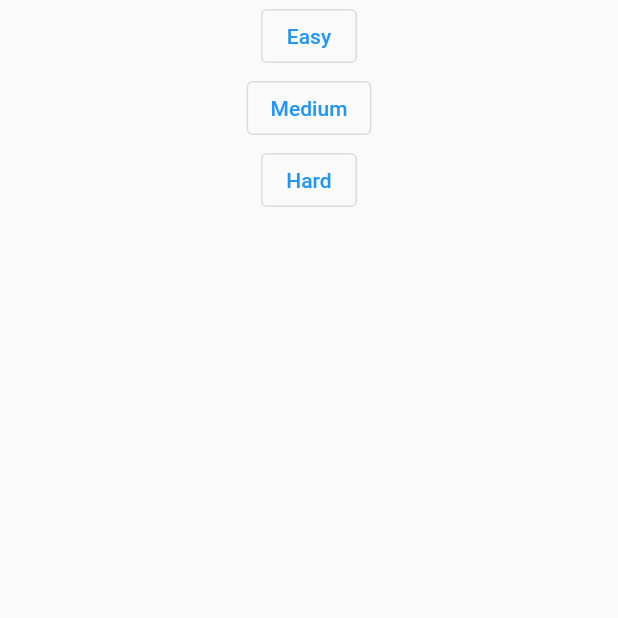
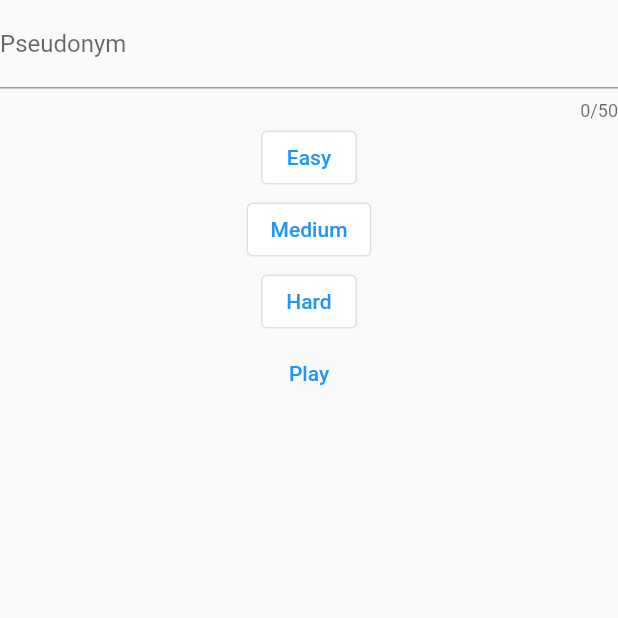
Before and after one commit to flutter-preview/dvquentincarrel-flutter_info1, a Flutter app: the screen it shows after launch, on a phone screen of 412 x 824 dp, the top half of it. Run offline on Flutter 3.47's test engine with Material 2 defaults, Android fonts, the phone set to English and light mode, and no system bars.

Commit message:
To rollback, formulaire almost done, gotta fix color on chosen button on home screen

```diff
--- a/lib/home_page.dart
+++ b/lib/home_page.dart
@@ -1,34 +1,78 @@
 import 'package:flutter/material.dart';
 
-class HomeScreen extends StatelessWidget {
+// Make stateful
 
+class HomeScreen extends StatefulWidget {
     final Function(int size, int nbMines) gotoGrid;
+    final Function(String newName) changeName;
+    final String currentName;
+    final ctrl = TextEditingController();
 
-    const HomeScreen({
+    HomeScreen({
       super.key,
       required this.gotoGrid,
+      required this.changeName,
+      required this.currentName,
     });
 
   @override
+  State<HomeScreen> createState() {
+    return _HomeScreen();
+  }
+
+}
+
+class _HomeScreen extends State<HomeScreen> {
+
+    final List<List<dynamic>> options = [
+      ["Easy", 7, 6],
+      ["Medium", 15, 45],
+      ["Hard", 35, 300],
+    ];
+    int chosenOpt = -1;
+
+
+    @override
     Widget build(BuildContext context) {
+      widget.ctrl.text = widget.currentName;
+
       return Center(
         child: Column(
           children: [
-                    OutlinedButton(
-                        onPressed: () => gotoGrid(7, 6),
-                        child: const Text("Easy")
+            TextField(
+              controller: widget.ctrl,
+              maxLength: 50,
+              decoration: const InputDecoration(label: Text('Pseudonym')),
             ),
-                    OutlinedButton(
-                        onPressed: () => gotoGrid(15, 45),
-                        child: const Text("Medium")
+            ListView.builder(
+              shrinkWrap: true,
+              itemBuilder: (ctx, index) => Column(
+              children: [OutlinedButton(
+                  style: ButtonStyle(
+                    backgroundColor: MaterialStatePropertyAll(getColor(index, chosenOpt))
                   ),
-                    OutlinedButton(
-                        onPressed: () => gotoGrid(35, 300),
-                        child: const Text("Hard")
+                  onPressed: () => {chosenOpt = index, setState()},
+                  child: Text(options[index][0])
+                )]
               ),
+              itemCount: options.length,
+            ),
+            TextButton(
+              onPressed: () => {
+                widget.changeName(widget.ctrl.text),
+                if(chosenOpt != -1 && widget.ctrl.text != ""){
+                  widget.gotoGrid(options[chosenOpt][1], options[chosenOpt][2])
+                }
+              },
+              child: const Text("Play")
+            )
           ]
         )
       );
     }
 
+    Color getColor(curId, chosenId){
+      return curId == chosenId ? Colors.green : Colors.white;
     }
+
+}
--- a/lib/results.dart
+++ b/lib/results.dart
@@ -4,8 +4,9 @@ class ResultScreen extends StatefulWidget {
   final bool isWon;
   final Stopwatch timer;
   final void Function() gotoMain;
+  final String playerName;
 
-  const ResultScreen({super.key, required this.isWon, required this.timer, required this.gotoMain});
+  const ResultScreen({super.key, required this.isWon, required this.timer, required this.gotoMain, required this.playerName});
   @override
   State<StatefulWidget> createState() => _ResultScreen();
 }
@@ -25,6 +26,7 @@ class _ResultScreen extends State<ResultScreen> {
         body: Center(
         child: Column(
           children: [
+            Text(widget.playerName),
             Text(message),
             Text('Duration of your last game: ' + widget.timer.elapsed.toString()),
             OutlinedButton(onPressed: () => widget.gotoMain(), child: const Text('Go to main menu'))
--- a/lib/screen.dart
+++ b/lib/screen.dart
@@ -16,11 +16,17 @@ class Demineur extends StatefulWidget {
 enum ScreenState{home, grid, results}
 
 class _DemineurState extends State<Demineur> {
+
+    String pseudonym = "";
     late modele.Grille _grille;
     Stopwatch timer = Stopwatch();
     bool wasWon = false;
 
     ScreenState screenState = ScreenState.home;
+
+    void changeName(String newName){
+      pseudonym = newName;
+    }
 
     void gotoGrid(int size, int nbMines) {
         setState(() {
@@ -45,14 +51,18 @@ class _DemineurState extends State<Demineur> {
 
     Widget chooseScreenWidget() {
         switch(screenState) {
-            case ScreenState.home: { return HomeScreen(gotoGrid: gotoGrid); }
+            case ScreenState.home: { return HomeScreen(
+              gotoGrid: gotoGrid,
+              currentName: pseudonym,
+              changeName: changeName,
+            ); }
             case ScreenState.grid: {
                 timer.reset();
                 timer.start();
                 return GridScreen(grille: _grille, timer:timer, gotoRes: gotoResult);
             }
             case ScreenState.results: {
-              return ResultScreen(timer: timer, isWon: wasWon, gotoMain: gotoMain);
+              return ResultScreen(timer: timer, isWon: wasWon, gotoMain: gotoMain, playerName: pseudonym,);
             }
         }
     }
```
Lines whose indentation alone changed are shown as unchanged.
